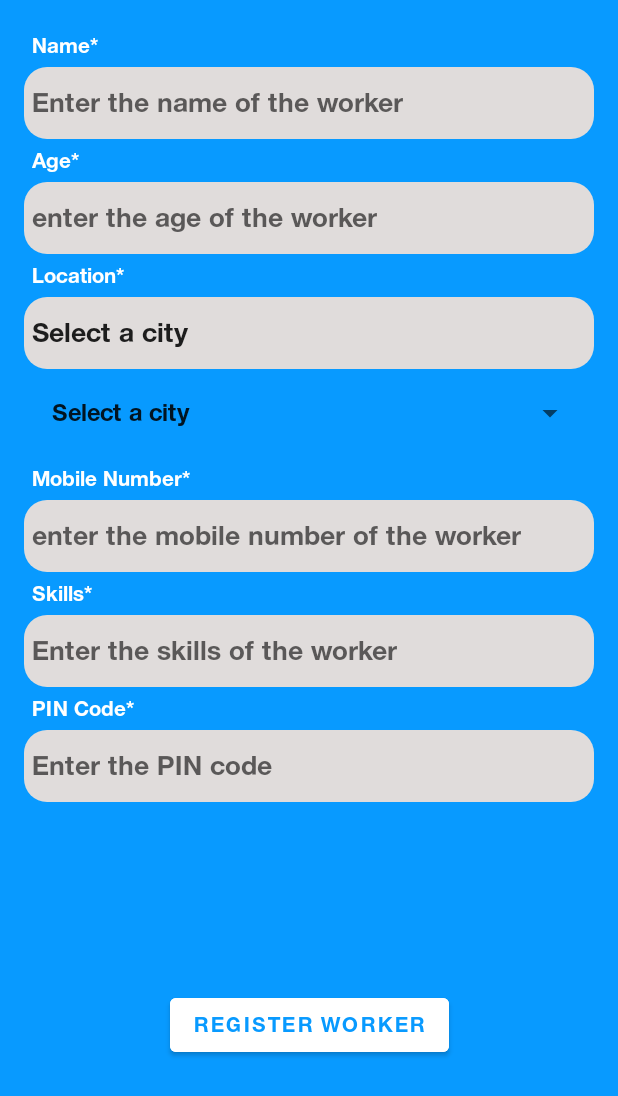
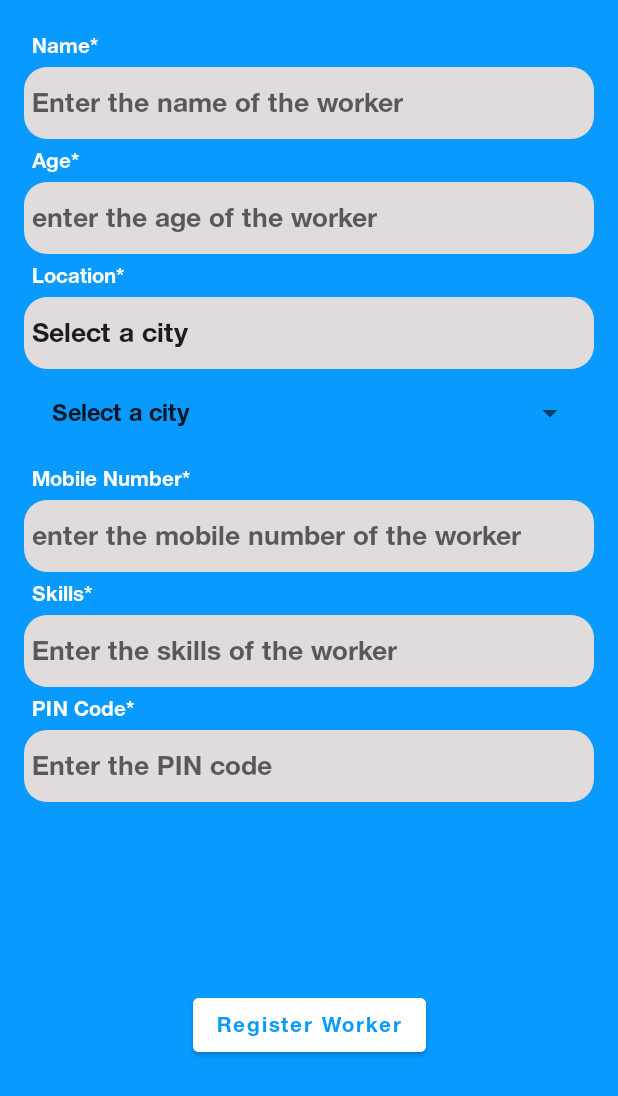
Before and after one commit to sandeep-prabhakula/all-at-work, an Android app: the screen it shows after launch (MainActivity), after a tap on "Register as Service provider", on a phone screen of 412 x 824 dp. Shown: the top 1096 px of the screen. Run offline under Robolectric (Android 15) with nearby library versions, the phone set to English and light mode, and no system bars; our stand-ins replace Firebase (no records; nobody signed in at launch, a user with empty details on screens opened directly).

Commit message:
UI enhancement

```diff
--- a/app/src/main/java/com/sandeepprabhakula/smartindiahackathon/LoginFragment.kt
+++ b/app/src/main/java/com/sandeepprabhakula/smartindiahackathon/LoginFragment.kt
@@ -39,6 +39,8 @@ class LoginFragment : Fragment() {
         val view = inflater.inflate(R.layout.fragment_login, container, false)
         val googleSignIn: SignInButton = view.findViewById(R.id.googleSignIn)
         val registerAsServiceProvider: TextView = view.findViewById(R.id.registerAsServiceProvider)
+        val userSignInText: TextView = googleSignIn.getChildAt(0) as TextView
+        userSignInText.text = "Sign Up with Google"
         val gso = GoogleSignInOptions.Builder(GoogleSignInOptions.DEFAULT_SIGN_IN)
             .requestIdToken("484999915956-0bv63d7kbqab5sn8g4pk38ad8rpo5mkp.apps.googleusercontent.com")
             .requestEmail()
--- a/app/src/main/res/layout/fragment_register_for_service_provider.xml
+++ b/app/src/main/res/layout/fragment_register_for_service_provider.xml
@@ -182,6 +182,7 @@
         android:layout_height="wrap_content"
         android:backgroundTint="@color/white"
         android:text="@string/register_worker"
+        android:textAllCaps="false"
         android:textColor="#089Aff"
         app:layout_constraintBottom_toBottomOf="parent"
         app:layout_constraintEnd_toEndOf="parent"
--- a/app/src/main/res/layout/worker_layout.xml
+++ b/app/src/main/res/layout/worker_layout.xml
@@ -76,6 +76,7 @@
             android:backgroundTint="#089Aff"
             android:text="@string/request_a_service"
             app:cornerRadius="10dp"
+            android:textAllCaps="false"
             app:layout_constraintBottom_toBottomOf="parent"
             app:layout_constraintRight_toRightOf="parent"
             app:layout_constraintTop_toBottomOf="@id/workerSkills"
--- a/app/src/main/res/values/strings.xml
+++ b/app/src/main/res/values/strings.xml
@@ -42,7 +42,7 @@
     <string name="add_more_details">Add more details</string>
     <string name="logout">Logout</string>
     <string name="danger_zone">Danger zone</string>
-    <string name="delete_account">DELETE ACCOUNT</string>
+    <string name="delete_account">Delete Account</string>
     <string name="display_picture">Display Picture</string>
     <string name="request_a_service">Request a Service</string>
     <string name="pin_code">PIN Code*</string>
```
